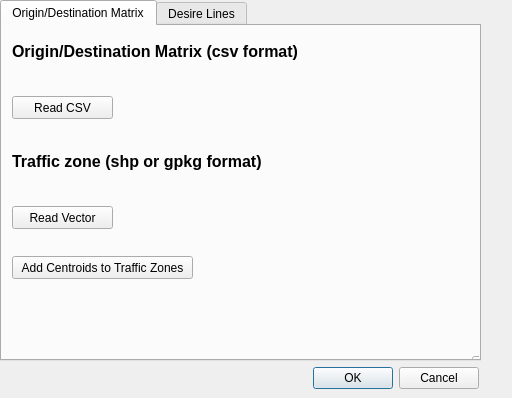
Old version of the form desirelines_dialog_base.ui in the repository d-camargo/desire_lines.
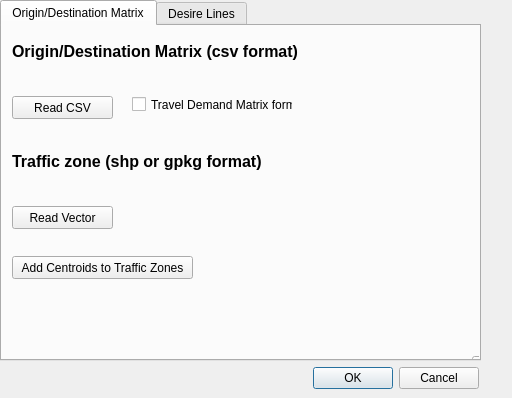
New version of the form. Icons and pictures are not drawn. Custom widgets are drawn as their Qt base class.

The edit to the form file:
```diff
--- a/desirelines_dialog_base.ui
+++ b/desirelines_dialog_base.ui
@@ -155,6 +155,19 @@
          <string>Add Centroids to Traffic Zones</string>
         </property>
        </widget>
+       <widget class="QCheckBox" name="checkBox">
+        <property name="geometry">
+         <rect>
+          <x>130</x>
+          <y>70</y>
+          <width>161</width>
+          <height>17</height>
+         </rect>
+        </property>
+        <property name="text">
+         <string>Travel Demand Matrix format</string>
+        </property>
+       </widget>
       </widget>
       <widget class="QWidget" name="tab_2">
        <attribute name="title">
```
